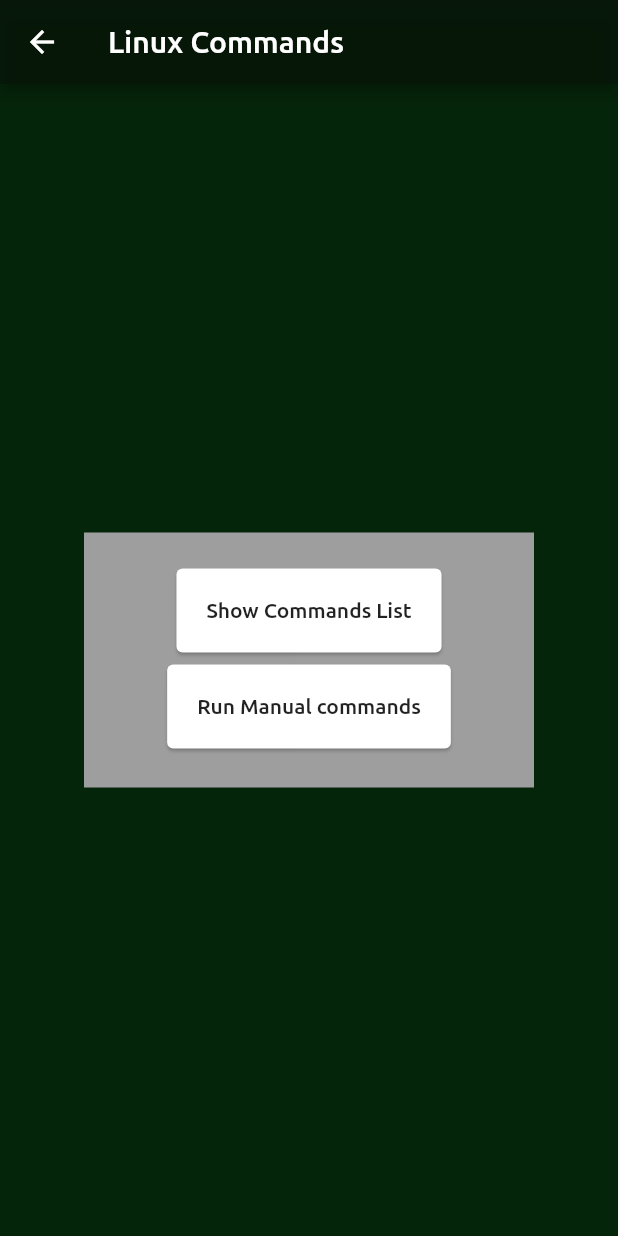
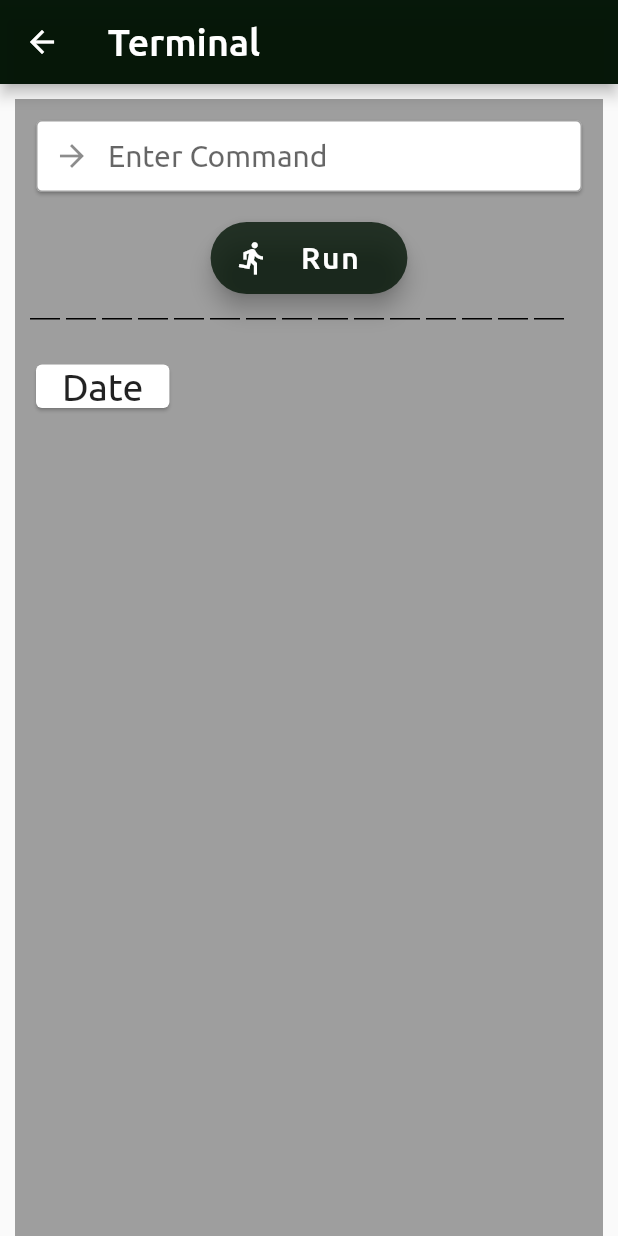
Before and after one commit to cptn3m0grv/remocker, a Flutter app: the BasicCommands screen opened by its route, on a phone screen of 412 x 824 dp. Run offline on Flutter 3.47's test engine with Material 2 defaults, Android fonts, the light colour scheme and no system bars; drawn by our look-alikes of dotted_line; project files that could hold a hidden picture were left out.

Commit message:
Major changes

```diff
--- a/lib/main.dart
+++ b/lib/main.dart
@@ -1,4 +1,5 @@
 import 'package:flutter/material.dart';
+import 'package:dotted_line/dotted_line.dart';
 // import 'ui/ui.dart';
 // import 'package:http/http.dart' as http;
 
@@ -19,12 +20,10 @@ class MyApp extends StatelessWidget{
       routes: <String, WidgetBuilder>{
         '/' : (context) => HomePage(),
         '/basicCommands' : (context) => BasicCommands(),
-        '/commandsList' : (context) => CommandLists(),
-        '/runCommands' : (context) => ManualCommands(),
+        // '/commandsList' : (context) => CommandLists(),
+        // '/runCommands' : (context) => ManualCommands(),
         '/dockerHome' : (context) => DockerHome(),
         '/dockerBasicFeature' : (context) => BasicFeature(),
-        // '/SST' : (context) => SliverScrollTest(),
-        // '/sf' : (context) => SF(),
       },
       debugShowCheckedModeBanner: false,
     );
@@ -147,14 +146,6 @@ class HomePage extends StatelessWidget{
         width: double.infinity,
         height: double.infinity,
         color: Color.fromARGB(250, 0, 33, 5),
-        // child: Center(
-        //   child: InkWell(
-        //     onTap: () {
-        //       Navigator.pushNamed(context, '/sf');
-        //     },
-        //     child: Text("State Full Widget"),
-        //   ),
-        // ),
       ),
     );
   }
@@ -162,194 +153,291 @@ class HomePage extends StatelessWidget{
 
 // LINUX COMMANDS HOME PAGE
 
-class BasicCommands extends StatelessWidget{
+class BasicCommands extends StatefulWidget{
+  @override
+  _BasicCommands createState() => _BasicCommands();
+}
+
+class _BasicCommands extends State<BasicCommands>{
   @override
   Widget build(BuildContext context){
     return Scaffold(
       appBar: AppBar(
+        backgroundColor: Color.fromARGB(250, 2, 20, 5),
         title: Text(
-          "Linux Commands",
+          "Terminal",
           style: TextStyle(
             fontFamily: 'Ubuntu',
-          ),
+            fontSize: 25,
+          )
         ),
-        backgroundColor: Color.fromARGB(250, 2, 20, 5),
       ),
-      body: Container(
-        width: double.infinity,
-        height: double.infinity,
-        color: Color.fromARGB(250, 0, 33, 5),
-        child: Center(
-          child: Container(
-            padding: EdgeInsets.all(20),
-            color: Colors.grey,
-            width: 300,
-            height: 170,
-            child: Column(
-              children: <Widget>[
-                Card(
-                  child: FlatButton(
-                    padding: EdgeInsets.all(20),
-                    onPressed: () {
-                      Navigator.pushNamed(context, '/commandsList');
-                    },
-                    child: Text(
-                      "Show Commands List",
+      body: Center(
+        child: ListView(
+          children: [
+            Container(
+              margin: EdgeInsets.all(10),
+              padding: EdgeInsets.all(10),
+              width: MediaQuery.of(context).size.width,
+              height: MediaQuery.of(context).size.height,
+              color: Colors.grey,
+              child: Column(
+                children: [
+                  Card(
+                    child: TextField(
+                      onChanged: null,
                       style: TextStyle(
-                        fontFamily: 'Ubuntu',
+                        fontSize: 20,
+                      ),
+                      cursorColor: Colors.black,
+                      decoration: InputDecoration(
+                        fillColor: Colors.white,
+                        hintText: 'Enter Command',
+                        hintStyle: TextStyle(
+                          fontFamily: 'Ubuntu',
+                        ),
+                        prefixIcon: Icon(Icons.arrow_forward),
+                        border: OutlineInputBorder(
+                          borderSide: BorderSide(
+                            color: Colors.black,
+                          )
+                        ),
+                        contentPadding: EdgeInsets.all(10),
                       ),
                     ),
                   ),
-                ),
-                Card(
-                  child: FlatButton(
-                    padding: EdgeInsets.all(20),
-                    onPressed: () {
-                      Navigator.pushNamed(context, '/runCommands');
-                    },
-                    child: Text(
-                      "Run Manual commands",
+                  Text("    "),
+                  FloatingActionButton.extended(
+                    onPressed: null,
+                    backgroundColor: Color.fromARGB(200, 2, 20, 5),
+                    label: Text(
+                      "  Run  ",
                       style: TextStyle(
                         fontFamily: 'Ubuntu',
+                        fontSize: 20,
                       ),
                     ),
+                    icon: Icon(Icons.directions_run),
                   ),
-                ),
-              ],
+                  Text("   "),
+                  DottedLine(
+                    dashLength: 20,
+                  ),
+                  Text("   "),
+                  Padding(
+                    padding: EdgeInsets.all(5),
+                  ),
+                  Row(
+                    children: [
+                      Card(
+                        child: Text(
+                          "   Date   ",
+                          style: TextStyle(
+                            fontFamily: 'Ubuntu',
+                            fontSize: 25,
+                          ),
+                        ),
+                      )
+                    ],
+                  )
+                ],
+              ),
             ),
-          ),
+          ],
         ),
       ),
     );
   }
 }
 
-// LINUX COMMANDS LIST
+// class BasicCommands extends StatelessWidget{
+//   @override
+//   Widget build(BuildContext context){
+//     return Scaffold(
+//       appBar: AppBar(
+//         title: Text(
+//           "Linux Commands",
+//           style: TextStyle(
+//             fontFamily: 'Ubuntu',
+//           ),
+//         ),
+//         backgroundColor: Color.fromARGB(250, 2, 20, 5),
+//       ),
+//       body: Container(
+//         width: double.infinity,
+//         height: double.infinity,
+//         color: Color.fromARGB(250, 0, 33, 5),
+//         child: Center(
+//           child: Container(
+//             padding: EdgeInsets.all(20),
+//             color: Colors.grey,
+//             width: 300,
+//             height: 170,
+//             child: Column(
+//               children: <Widget>[
+//                 Card(
+//                   child: FlatButton(
+//                     padding: EdgeInsets.all(20),
+//                     onPressed: () {
+//                       Navigator.pushNamed(context, '/commandsList');
+//                     },
+//                     child: Text(
+//                       "Show Commands List",
+//                       style: TextStyle(
+//                         fontFamily: 'Ubuntu',
+//                       ),
+//                     ),
+//                   ),
+//                 ),
+//                 Card(
+//                   child: FlatButton(
+//                     padding: EdgeInsets.all(20),
+//                     onPressed: () {
+//                       Navigator.pushNamed(context, '/runCommands');
+//                     },
+//                     child: Text(
+//                       "Run Manual commands",
+//                       style: TextStyle(
+//                         fontFamily: 'Ubuntu',
+//                       ),
+//                     ),
+//                   ),
+//                 ),
+//               ],
+//             ),
+//           ),
+//         ),
+//       ),
+//     );
+//   }
+// }
 
-class CommandLists extends StatelessWidget{
-  @override
-  Widget build(BuildContext context){
-    return Scaffold(
-      appBar: AppBar(
-        title: Text(
-          "Commands List",
-          style: TextStyle(
-            fontFamily: 'Ubuntu',
-          ),
-        ),
-        backgroundColor: Color.fromARGB(250, 2, 20, 5),
-      ),
-      body: Container(
-        width: double.infinity,
-        height: double.infinity,
-        color: Color.fromARGB(250, 0, 33, 5),
-        child: Center(
-          child: Container(
-            color: Colors.grey,
-            width: 300,
-            height: 180,
-            child: Column(
-              children: <Widget>[
-                Card(
-                  child: FlatButton(
-                    onPressed: () {
-                      print("Date");
-                    },
-                    child: Text("Date"),
-                  ),
-                ),
-                Card(
-                  child: FlatButton(
-                    onPressed: () {
-                      print("Calendar");
-                    },
-                    child: Text("Cal"),
-                  )
-                ),
-                Card(
-                  child: FlatButton(
-                    onPressed: () {
-                      print("List");
-                    },
-                    child: Text("List"),
-                  ),
-                ),
-              ],
-            ),
-          ),
-        ),
-      ),
-    );
-  }
-}
+// // LINUX COMMANDS LIST
 
-// MANUAL LINUX COMMANDS
+// class CommandLists extends StatelessWidget{
+//   @override
+//   Widget build(BuildContext context){
+//     return Scaffold(
+//       appBar: AppBar(
+//         title: Text(
+//           "Commands List",
+//           style: TextStyle(
+//             fontFamily: 'Ubuntu',
+//           ),
+//         ),
+//         backgroundColor: Color.fromARGB(250, 2, 20, 5),
+//       ),
+//       body: Container(
+//         width: double.infinity,
+//         height: double.infinity,
+//         color: Color.fromARGB(250, 0, 33, 5),
+//         child: Center(
+//           child: Container(
+//             color: Colors.grey,
+//             width: 300,
+//             height: 180,
+//             child: Column(
+//               children: <Widget>[
+//                 Card(
+//                   child: FlatButton(
+//                     onPressed: () {
+//                       print("Date");
+//                     },
+//                     child: Text("Date"),
+//                   ),
+//                 ),
+//                 Card(
+//                   child: FlatButton(
+//                     onPressed: () {
+//                       print("Calendar");
+//                     },
+//                     child: Text("Cal"),
+//                   )
+//                 ),
+//                 Card(
+//                   child: FlatButton(
+//                     onPressed: () {
+//                       print("List");
+//                     },
+//                     child: Text("List"),
+//                   ),
+//                 ),
+//               ],
+//             ),
+//           ),
+//         ),
+//       ),
+//     );
+//   }
+// }
 
-class ManualCommands extends StatelessWidget{
-  @override
-  Widget build(BuildContext context){
-    return Scaffold(
-      appBar: AppBar(
-        backgroundColor: Color.fromARGB(250, 2, 20, 5),
-        title: Text(
-          'Run Manual Commands',
-          style: TextStyle(
-            fontFamily: 'Ubuntu',
-          ),
-        )
-      ),
-      body: Container(
-        width: double.infinity,
-        height: double.infinity,
-        color: Color.fromARGB(250, 0, 33, 5),
-        padding: EdgeInsets.all(30),
-        child: Center(
-          child: Container(
-            width: 300,
-            height: 170,
-            color: Colors.grey,
-            child: Column(
-              children: <Widget>[
-                Card(
-                  child: TextField(
-                    onChanged: (value) {
-                      input = value;
-                    },
-                    style: TextStyle(
-                      fontSize: 20,
-                    ),
-                    autocorrect: false,
-                    cursorColor: Colors.black,
-                    decoration: InputDecoration(
-                      border: OutlineInputBorder(),
-                      contentPadding: EdgeInsets.all(20),
-                      hintText: "Command",
-                      prefixIcon: Icon(Icons.arrow_forward),
-                    ),
-                  ),
-                ),
-                Card(
-                  child: FlatButton(
-                    padding: EdgeInsets.all(20),
-                    onPressed: () {
-                      print("Hello " + input);
-                    },
-                    child: Text(
-                      'Run',
-                      style: TextStyle(
-                        fontFamily: 'Ubuntu',
-                      ),
-                    ),
-                  ),
-                ),
-              ],
-            ),
-          ),
-        ),
-      ),
-    );
-  }
-}
+// // MANUAL LINUX COMMANDS
+
+// class ManualCommands extends StatelessWidget{
+//   @override
+//   Widget build(BuildContext context){
+//     return Scaffold(
+//       appBar: AppBar(
+//         backgroundColor: Color.fromARGB(250, 2, 20, 5),
+//         title: Text(
+//           'Run Manual Commands',
+//           style: TextStyle(
+//             fontFamily: 'Ubuntu',
+//           ),
+//         )
+//       ),
+//       body: Container(
+//         width: double.infinity,
+//         height: double.infinity,
+//         color: Color.fromARGB(250, 0, 33, 5),
+//         padding: EdgeInsets.all(30),
+//         child: Center(
+//           child: Container(
+//             width: 300,
+//             height: 170,
+//             color: Colors.grey,
+//             child: Column(
+//               children: <Widget>[
+//                 Card(
+//                   child: TextField(
+//                     onChanged: (value) {
+//                       input = value;
+//                     },
+//                     style: TextStyle(
+//                       fontSize: 20,
+//                     ),
+//                     autocorrect: false,
+//                     cursorColor: Colors.black,
+//                     decoration: InputDecoration(
+//                       border: OutlineInputBorder(),
+//                       contentPadding: EdgeInsets.all(20),
+//                       hintText: "Command",
+//                       prefixIcon: Icon(Icons.arrow_forward),
+//                     ),
+//                   ),
+//                 ),
+//                 Card(
+//                   child: FlatButton(
+//                     padding: EdgeInsets.all(20),
+//                     onPressed: () {
+//                       print("Hello " + input);
+//                     },
+//                     child: Text(
+//                       'Run',
+//                       style: TextStyle(
+//                         fontFamily: 'Ubuntu',
+//                       ),
+//                     ),
+//                   ),
+//                 ),
+//               ],
+//             ),
+//           ),
+//         ),
+//       ),
+//     );
+//   }
+// }
 
 // DOCKER HOME PAGE
 
@@ -561,71 +649,3 @@ class BasicFeature extends StatelessWidget{
     );
   }
 }
-
-// SLIVER SCROLL TEST ON DOCKER HOME PAGE
-
-// class SliverScrollTest extends StatelessWidget{
-//   @override
-//   Widget build(BuildContext context){
-//     return Scaffold(
-//       body: CustomScrollView(
-//         slivers: <Widget>[
-//           SliverAppBar(
-//             title: Text(
-//               "Docker Home",
-//               style: TextStyle(
-//                 fontFamily: 'Ubuntu',
-//               ),
-//             ),
-//             backgroundColor: Color.fromARGB(250, 2, 20, 5),
-//             expandedHeight: 200,
-//             flexibleSpace: FlexibleSpaceBar(
-//               background: Image.asset(
-//                 'assets/images/dockerHome.png',
-//                 fit: BoxFit.cover,
-//               ),
-//             ),
-//           ),
-//         ],
-//       ),
-//     );
-//   }
-// }
-
-
-// Stateful Widget for testing
-
-// class SF extends StatefulWidget{
-//   @override
-//   State<StatefulWidget> createState(){
-//     return MySF();
-//   }
-// }
-
-// class MySF extends State<SF> {
-//   int counter = 0;
-//   bool cbValue = false;
-//   @override
-//   Widget build(BuildContext context){
-//     return Scaffold(
-//       appBar: AppBar(
-//         title: Text('Stateful'),
-//       ),
-//       body: Column(
-//         children: <Widget>[
-//           Text("Text Value => $counter"),
-//           Checkbox(
-//             value: cbValue,
-//             onChanged: (bool newValue) {
-//               cbValue = !cbValue;
-//               counter++;
-//               setState(() {
-
-//               });
-//             },
-//           ),
-//         ],
-//       ),
-//     );
-//   }
-// }
--- a/pubspec.yaml
+++ b/pubspec.yaml
@@ -29,6 +29,7 @@ dependencies:
   # Use with the CupertinoIcons class for iOS style icons.
   cupertino_icons: ^0.1.3
   http: ^0.12.2
+  dotted_line: ^2.0.1
 
 dev_dependencies:
   flutter_test:
```
Also changed, not shown: pubspec.lock.
